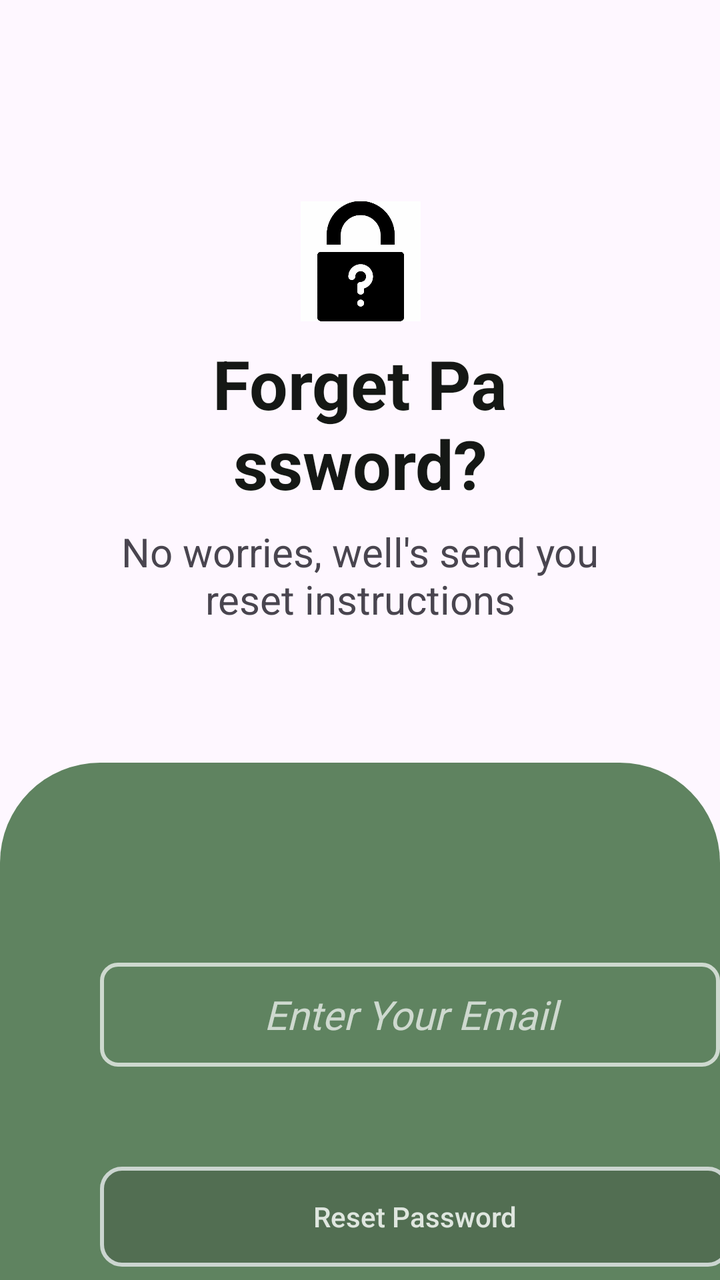
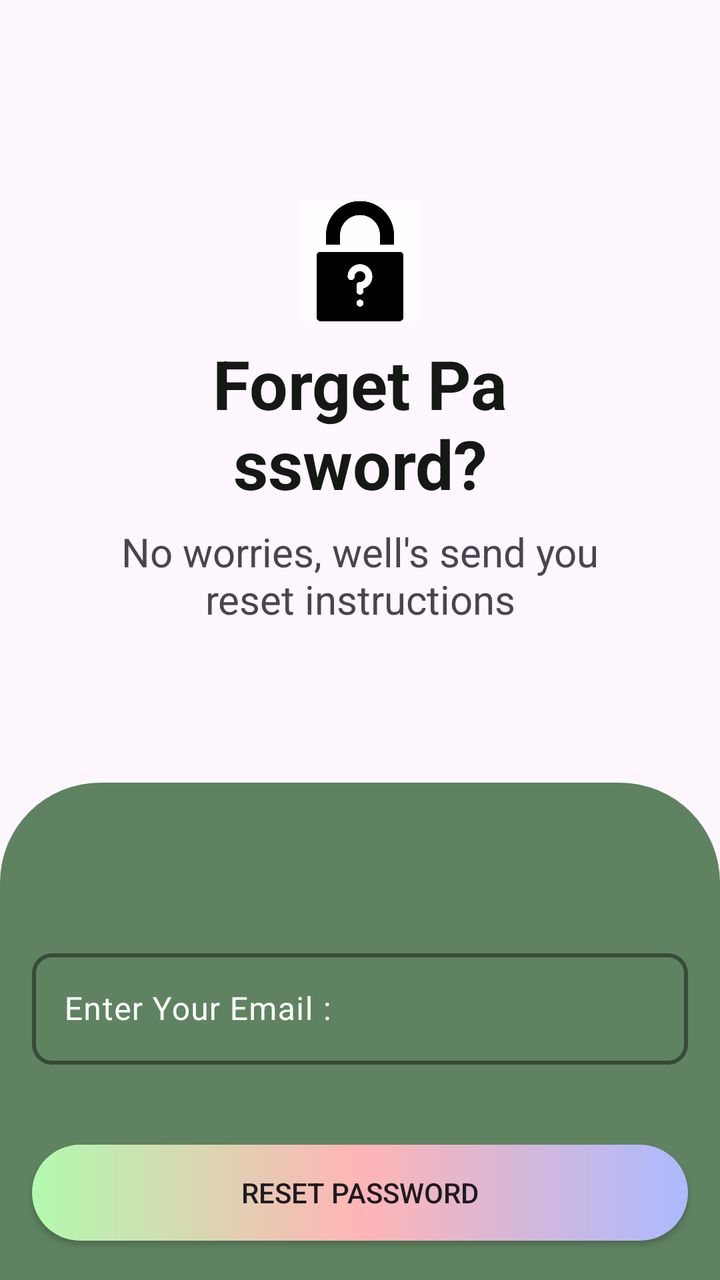

Two renders of the same Android screen: before a commit and after it. Below are the layout's source before the change and the commit's diff.
<!-- AndroidManifest.xml: application theme Theme.MyAPP -->
<!-- res/layout/activity_forget_password.xml -->
<?xml version="1.0" encoding="utf-8"?>
<androidx.constraintlayout.widget.ConstraintLayout xmlns:android="http://schemas.android.com/apk/res/android"
    xmlns:app="http://schemas.android.com/apk/res-auto"
    xmlns:tools="http://schemas.android.com/tools"
    android:id="@+id/main"
    android:layout_width="wrap_content"
    android:layout_height="match_parent"
    tools:context=".auth.ForgetPassword">

    <View
        android:id="@+id/view3"
        android:layout_width="87dp"
        android:layout_height="67dp"
        android:layout_marginTop="100dp"
        app:layout_constraintEnd_toEndOf="parent"
        app:layout_constraintStart_toStartOf="parent"
        app:layout_constraintTop_toTopOf="parent" />

    <ImageView
        android:id="@+id/imageView6"
        android:layout_width="60dp"
        android:layout_height="61dp"
        app:layout_constraintEnd_toEndOf="@+id/view3"
        app:layout_constraintStart_toStartOf="@+id/view3"
        app:layout_constraintTop_toTopOf="@+id/view3"
        app:srcCompat="@drawable/forget"
        tools:ignore="ContentDescription" />

    <TextView
        android:id="@+id/textView6"
        android:layout_width="0dp"
        android:layout_height="wrap_content"
        android:layout_marginStart="100dp"
        android:layout_marginTop="8dp"
        android:layout_marginEnd="100dp"
        android:text="Forget Password?"
        android:textAlignment="center"
        android:textAllCaps="false"
        android:textColor="#151815"
        android:textSize="34sp"
        android:textStyle="bold"
        app:layout_constraintEnd_toEndOf="parent"
        app:layout_constraintStart_toStartOf="parent"
        app:layout_constraintTop_toBottomOf="@+id/imageView6"
        tools:ignore="HardcodedText" />

    <TextView
        android:id="@+id/textView10"
        android:layout_width="278dp"
        android:layout_height="59dp"
        android:layout_marginTop="8dp"
        android:text="No worries, well's send you reset instructions"
        android:textAlignment="center"
        android:textSize="20sp"
        app:layout_constraintEnd_toEndOf="parent"
        app:layout_constraintStart_toStartOf="parent"
        app:layout_constraintTop_toBottomOf="@+id/textView6"
        tools:ignore="HardcodedText" />

    <LinearLayout
        android:layout_width="wrap_content"
        android:layout_height="0dp"
        android:layout_marginTop="60dp"
        android:background="@drawable/bg_themes2"
        android:orientation="vertical"
        app:layout_constraintBottom_toBottomOf="parent"
        app:layout_constraintEnd_toEndOf="parent"
        app:layout_constraintStart_toStartOf="parent"
        app:layout_constraintTop_toBottomOf="@+id/textView10">

        <EditText
            android:id="@+id/editText"
            android:layout_width="310dp"
            android:layout_height="52dp"
            android:layout_marginLeft="50dp"
            android:layout_marginTop="100dp"
            android:layout_marginRight="50dp"
            android:alpha="0.7"
            android:background="@drawable/bg_background"
            android:ems="10"
            android:fontFamily="@font/abhaya_libre"
            android:hint="Enter Your Email"
            android:inputType="text"
            android:textAlignment="center"
            android:textColor="@color/white"
            android:textColorHint="@color/white"
            android:textSize="20sp"
            android:textStyle="italic"
            tools:ignore="Autofill,HardcodedText" />

        <androidx.appcompat.widget.AppCompatButton
            android:id="@+id/editText2"
            android:layout_width="315dp"
            android:layout_height="50dp"
            android:layout_marginLeft="50dp"
            android:layout_marginTop="50dp"
            android:layout_marginRight="50dp"
            android:alpha="0.8"
            android:background="@drawable/bg_solid1"
            android:ems="10"
            android:inputType="text"
            android:text="Reset Password"
            android:textAlignment="center"
            android:textColor="@color/white"
            tools:ignore="HardcodedText" />

        <TextView
            android:id="@+id/textBackToLogin"
            android:layout_width="match_parent"
            android:layout_height="wrap_content"
            android:background="@android:color/transparent"
            android:text="@string/back_to_login_html"
            android:layout_marginTop="40dp"
            android:textAlignment="center"
            android:textAllCaps="true"
            android:textColor="@color/white"
            android:textSize="18sp"
            tools:ignore="AllCaps" />


    </LinearLayout>


</androidx.constraintlayout.widget.ConstraintLayout>
<!-- resources referenced by this layout -->
<resources>
  <color name="white">#FFFFFFFF</color>
  <!-- drawable bg_background (drawable) -->
  <?xml version="1.0" encoding="utf-8"?>
  <shape xmlns:android="http://schemas.android.com/apk/res/android">
      <stroke
          android:width="2dp"
          android:color="@color/cardview_light_background" />
      <corners
          android:radius="8dp" />
  
  </shape>
  <!-- drawable bg_solid1 (drawable) -->
  <?xml version="1.0" encoding="utf-8"?>
  <shape xmlns:android="http://schemas.android.com/apk/res/android">
      <stroke
          android:width="2dp"
          android:color="#E5F8F8FD" />
      <solid
          android:color="#3F1C1B1F" />
      <corners
          android:radius="10dp" />
  
  </shape>
  <!-- drawable bg_themes2 (drawable) -->
  <?xml version="1.0" encoding="utf-8"?>
  <shape xmlns:android="http://schemas.android.com/apk/res/android">
      <solid
          android:color="#5F8360" />
      <corners
          android:topRightRadius="50dp"
          android:topLeftRadius="50dp" />
  </shape>
  <!-- drawable forget: jpg bitmap (drawable, 15003 bytes) -->
  <string name="back_to_login_html"><b><u>Back to Login</u></b></string>
  <style name="Theme.MyAPP" parent="Base.Theme.MyAPP" />
  <style name="Base.Theme.MyAPP" parent="Theme.Material3.DayNight.NoActionBar">
          
          
      </style>
</resources>

<!-- the commit's change to res/layout/activity_forget_password.xml (unified diff, before → after) -->
@@ -9,9 +9,8 @@
 
     <View
         android:id="@+id/view3"
-        android:layout_width="87dp"
-        android:layout_height="67dp"
-        android:layout_marginTop="100dp"
+        android:layout_width="wrap_content"
+        android:layout_height="wrap_content"
         app:layout_constraintEnd_toEndOf="parent"
         app:layout_constraintStart_toStartOf="parent"
         app:layout_constraintTop_toTopOf="parent" />
@@ -20,6 +19,7 @@
         android:id="@+id/imageView6"
         android:layout_width="60dp"
         android:layout_height="61dp"
+        android:layout_marginTop="100dp"
         app:layout_constraintEnd_toEndOf="@+id/view3"
         app:layout_constraintStart_toStartOf="@+id/view3"
         app:layout_constraintTop_toTopOf="@+id/view3"
@@ -55,69 +55,73 @@
         app:layout_constraintEnd_toEndOf="parent"
         app:layout_constraintStart_toStartOf="parent"
         app:layout_constraintTop_toBottomOf="@+id/textView6"
-        tools:ignore="HardcodedText" />
+        tools:ignore="HardcodedText"/>
 
     <LinearLayout
-        android:layout_width="wrap_content"
-        android:layout_height="0dp"
-        android:layout_marginTop="60dp"
+        android:layout_width="0dp"
+        android:layout_height="497dp"
+        android:layout_marginTop="70dp"
         android:background="@drawable/bg_themes2"
         android:orientation="vertical"
-        app:layout_constraintBottom_toBottomOf="parent"
         app:layout_constraintEnd_toEndOf="parent"
         app:layout_constraintStart_toStartOf="parent"
         app:layout_constraintTop_toBottomOf="@+id/textView10">
 
-        <EditText
-            android:id="@+id/editText"
-            android:layout_width="310dp"
-            android:layout_height="52dp"
-            android:layout_marginLeft="50dp"
-            android:layout_marginTop="100dp"
-            android:layout_marginRight="50dp"
-            android:alpha="0.7"
-            android:background="@drawable/bg_background"
-            android:ems="10"
-            android:fontFamily="@font/abhaya_libre"
-            android:hint="Enter Your Email"
-            android:inputType="text"
-            android:textAlignment="center"
-            android:textColor="@color/white"
+        <com.google.android.material.textfield.TextInputLayout
+            android:id="@+id/fgEmail"
+            android:layout_width="match_parent"
+            android:layout_height="wrap_content"
+            android:layout_marginStart="16dp"
+            android:layout_marginTop="80dp"
+            android:layout_marginEnd="16dp"
             android:textColorHint="@color/white"
-            android:textSize="20sp"
-            android:textStyle="italic"
-            tools:ignore="Autofill,HardcodedText" />
+            app:boxBackgroundMode="outline"
+            app:boxCornerRadiusBottomEnd="10dp"
+            app:boxCornerRadiusBottomStart="10dp"
+
+            app:boxCornerRadiusTopEnd="10dp"
+            app:boxCornerRadiusTopStart="10dp"
+            app:boxStrokeColor="@color/white"
+            app:boxStrokeWidth="2dp"
+            app:layout_constraintEnd_toEndOf="parent"
+            app:layout_constraintHorizontal_bias="0.0"
+            app:layout_constraintStart_toStartOf="parent"
+            app:layout_constraintTop_toBottomOf="@+id/textView10">
+
+            <com.google.android.material.textfield.TextInputEditText
+                android:layout_width="match_parent"
+                android:layout_height="wrap_content"
+                android:hint="Enter Your Email :"
+                android:inputType="textEmailAddress|textNoSuggestions"
+                android:textColor="@color/white" />
+        </com.google.android.material.textfield.TextInputLayout>
 
         <androidx.appcompat.widget.AppCompatButton
-            android:id="@+id/editText2"
-            android:layout_width="315dp"
-            android:layout_height="50dp"
-            android:layout_marginLeft="50dp"
-            android:layout_marginTop="50dp"
-            android:layout_marginRight="50dp"
-            android:alpha="0.8"
-            android:background="@drawable/bg_solid1"
-            android:ems="10"
-            android:inputType="text"
+            android:id="@+id/ResetPassword"
+            android:layout_width="match_parent"
+            android:layout_height="wrap_content"
+            android:layout_marginStart="16dp"
+            android:layout_marginTop="40dp"
+            android:layout_marginEnd="16dp"
+            android:background="@drawable/gradient1"
             android:text="Reset Password"
-            android:textAlignment="center"
-            android:textColor="@color/white"
-            tools:ignore="HardcodedText" />
+            android:textAllCaps="true"
+            app:layout_constraintEnd_toEndOf="parent"
+            app:layout_constraintStart_toStartOf="parent"/>
 
         <TextView
             android:id="@+id/textBackToLogin"
             android:layout_width="match_parent"
             android:layout_height="wrap_content"
+            android:layout_marginTop="80dp"
             android:background="@android:color/transparent"
             android:text="@string/back_to_login_html"
-            android:layout_marginTop="40dp"
             android:textAlignment="center"
+            android:visibility="gone"
             android:textAllCaps="true"
             android:textColor="@color/white"
             android:textSize="18sp"
             tools:ignore="AllCaps" />
-
-
     </LinearLayout>
 
 
<!-- resource entries referenced after the edit -->
@@ -1,28 +1,6 @@
 <!-- resources referenced by this layout -->
 <resources>
   <color name="white">#FFFFFFFF</color>
-  <!-- drawable bg_background (drawable) -->
-  <?xml version="1.0" encoding="utf-8"?>
-  <shape xmlns:android="http://schemas.android.com/apk/res/android">
-      <stroke
-          android:width="2dp"
-          android:color="@color/cardview_light_background" />
-      <corners
-          android:radius="8dp" />
-  
-  </shape>
-  <!-- drawable bg_solid1 (drawable) -->
-  <?xml version="1.0" encoding="utf-8"?>
-  <shape xmlns:android="http://schemas.android.com/apk/res/android">
-      <stroke
-          android:width="2dp"
-          android:color="#E5F8F8FD" />
-      <solid
-          android:color="#3F1C1B1F" />
-      <corners
-          android:radius="10dp" />
-  
-  </shape>
   <!-- drawable bg_themes2 (drawable) -->
   <?xml version="1.0" encoding="utf-8"?>
   <shape xmlns:android="http://schemas.android.com/apk/res/android">
@@ -33,6 +11,17 @@
           android:topLeftRadius="50dp" />
   </shape>
   <!-- drawable forget: jpg bitmap (drawable, 15003 bytes) -->
+  <!-- drawable gradient1 (drawable) -->
+  <?xml version="1.0" encoding="utf-8"?>
+  <shape xmlns:android="http://schemas.android.com/apk/res/android">
+  <gradient
+      android:startColor="#B2FAAE"
+      android:centerColor="#FFB5B5"
+      android:endColor="#ABBAFF" />
+  
+  <corners
+      android:radius="40dp" />
+  </shape>
   <string name="back_to_login_html"><b><u>Back to Login</u></b></string>
   <style name="Theme.MyAPP" parent="Base.Theme.MyAPP" />
   <style name="Base.Theme.MyAPP" parent="Theme.Material3.DayNight.NoActionBar">
